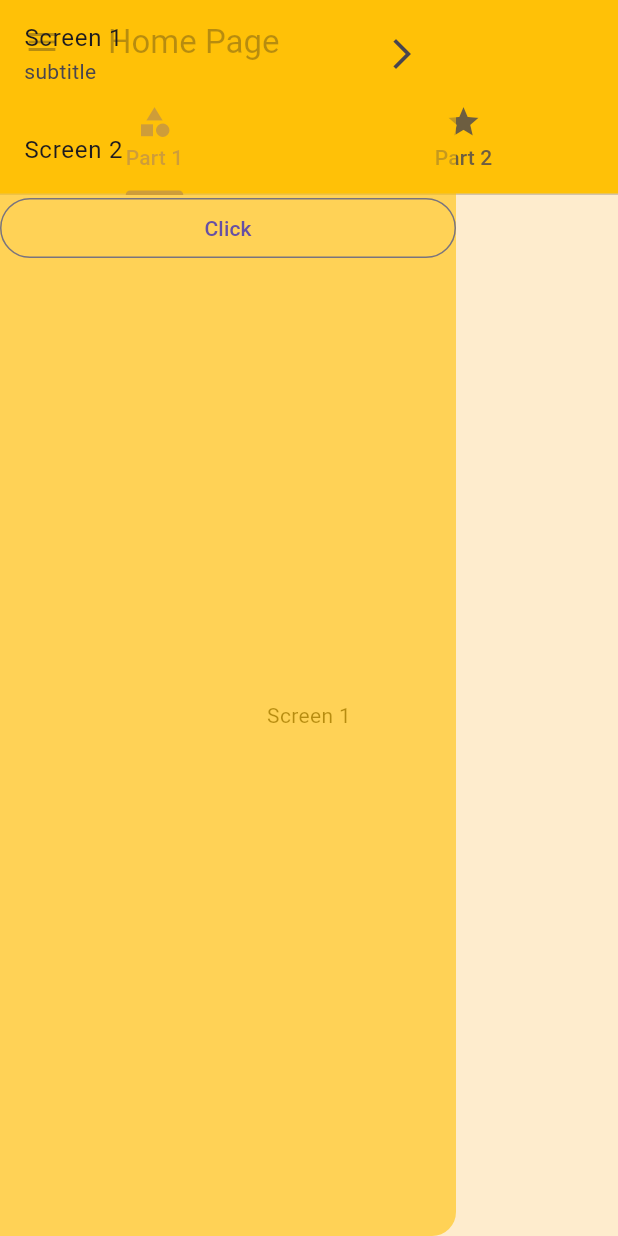
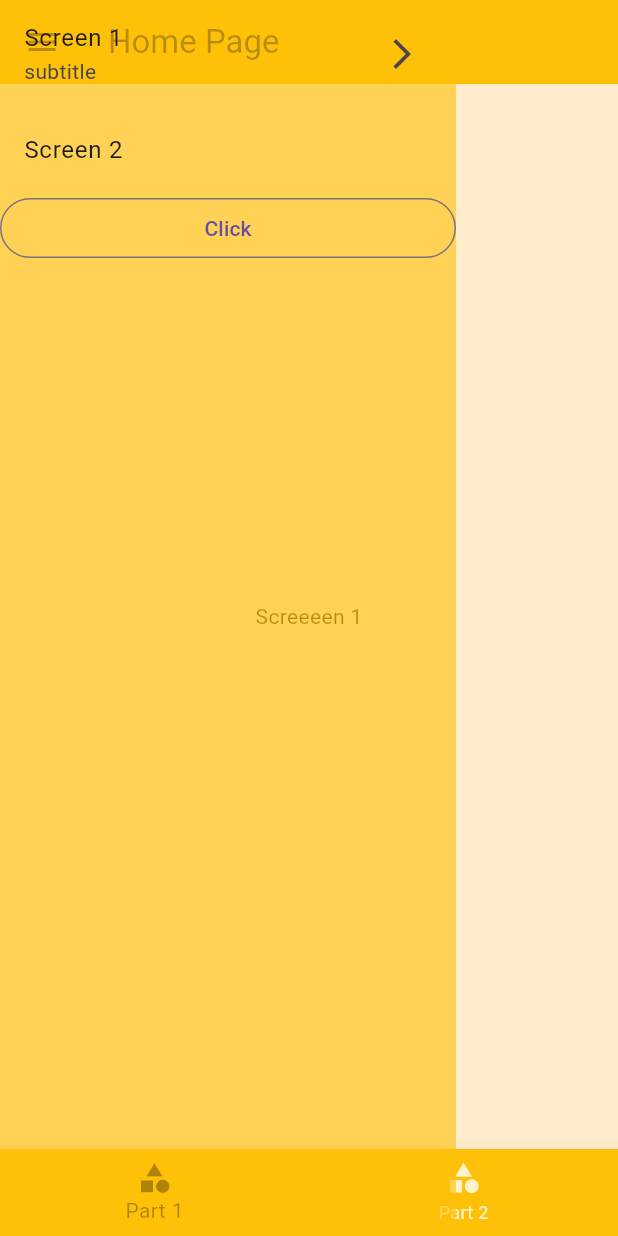
Before and after one commit to Azklany/Simple_Apps, a Flutter app: the screen it shows after launch, with the side drawer open, on a phone screen of 412 x 824 dp. Run offline on Flutter 3.47's test engine with Material 3 defaults, Android fonts, the phone set to English and light mode, and no system bars.

Commit message:
Bottom Navigation Bar

```diff
--- a/lib/home.dart
+++ b/lib/home.dart
@@ -1,5 +1,5 @@
-import 'package:app_one/screen2.dart';
-import 'package:app_one/scrren1.dart';
+// import 'package:app_one/screen2.dart';
+// import 'package:app_one/scrren1.dart';
 import 'package:flutter/material.dart';
 
 class HomePage extends StatefulWidget {
@@ -12,6 +12,15 @@ class HomePage extends StatefulWidget {
 }
 
 class _HomePage extends State<HomePage> {
+  int index = 0;
+  List<Widget> pages = [
+    const Scaffold(
+      body: Center(child: Text("Screeeen 1")),
+    ),
+    const Scaffold(
+      body: Center(child: Text("Screeeen 2")),
+    )
+  ];
   DateTime? date;
   void selectScreen(BuildContext ctx) {
     Navigator.of(ctx).pushNamed("/x2");
@@ -22,6 +31,23 @@ class _HomePage extends State<HomePage> {
     return DefaultTabController(
       length: 2,
       child: Scaffold(
+        bottomNavigationBar: BottomNavigationBar(
+          backgroundColor: Colors.amber,
+          selectedItemColor: Colors.black,
+          unselectedItemColor: Colors.white,
+          currentIndex: index,
+          type: BottomNavigationBarType.fixed,
+          onTap: (value) {
+            setState(() {
+              index = value;
+            });
+          },
+          items: const [
+            BottomNavigationBarItem(
+                icon: Icon(Icons.category), label: "Part 1"),
+            BottomNavigationBarItem(icon: Icon(Icons.category), label: "Part 2")
+          ],
+        ),
         drawerScrimColor: Colors.amber.withOpacity(.2),
         drawer: Drawer(
           backgroundColor: Colors.amber.withOpacity(.6),
@@ -64,21 +90,8 @@ class _HomePage extends State<HomePage> {
         appBar: AppBar(
           title: const Text("Home Page"),
           backgroundColor: Colors.amber,
-          bottom: const TabBar(tabs: [
-            Tab(
-              icon: Icon(Icons.category),
-              child: Text("Part 1"),
-            ),
-            Tab(
-              icon: Icon(Icons.star),
-              child: Text("Part 2"),
-            ),
-          ]),
         ),
-        body: const TabBarView(children: [
-          Screen1(),
-          Screen2(),
-        ]),
+        body: pages[index],
       ),
     );
   }
```
